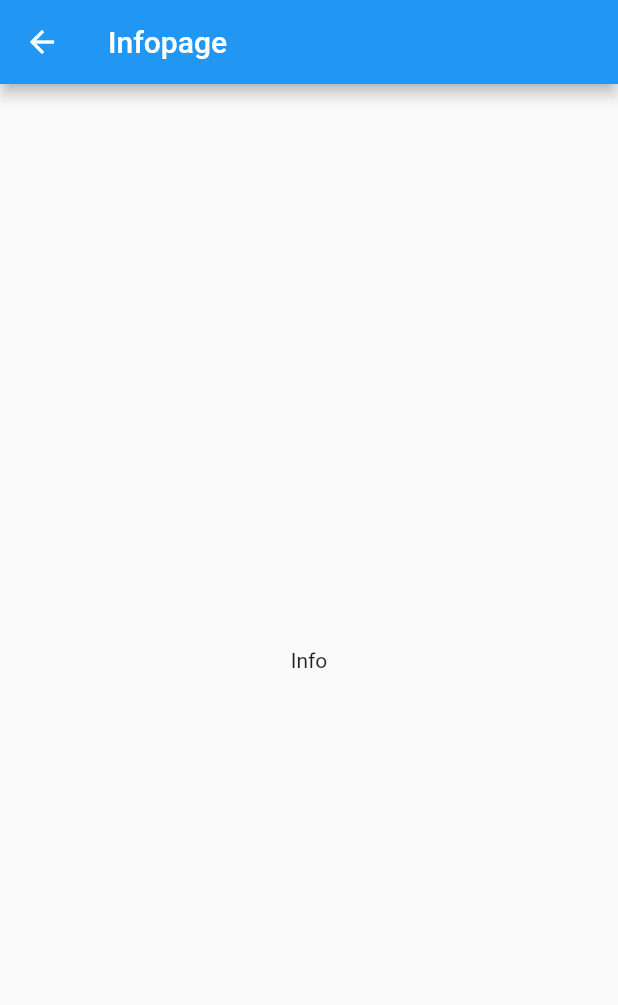
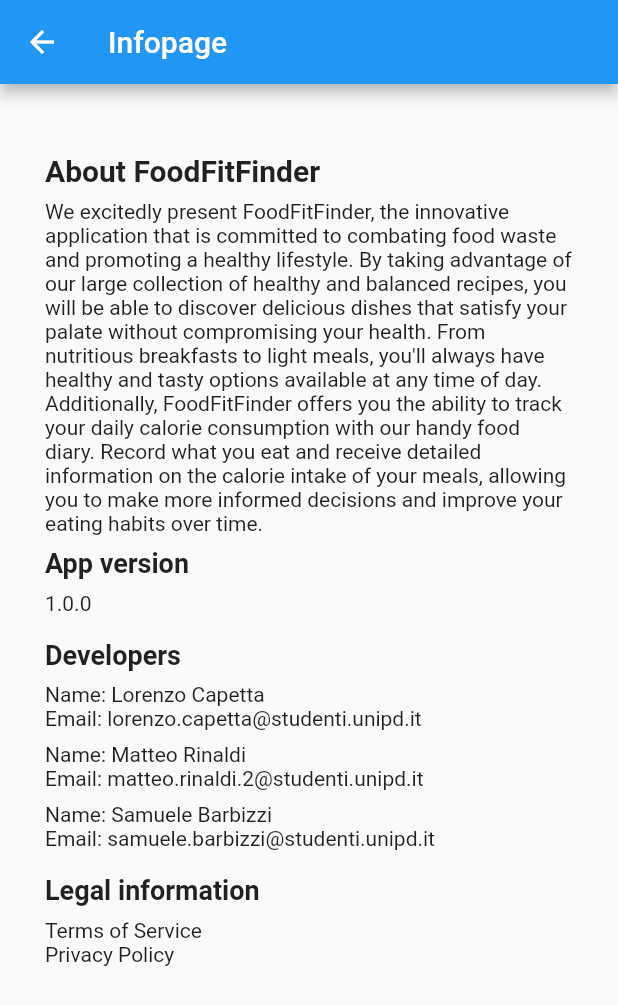
Before and after one commit to SamueleBarbizzi/Flutter-doctors, a Flutter app: the InfoPage screen opened directly, on a phone screen of 412 x 824 dp. Shown: the top 1005 px of the screen. Run offline on Flutter 3.47's test engine with Material 2 defaults, Android fonts, the phone set to English and light mode, and no system bars; our stand-ins replace flutter_login, material_design_icons_flutter.

Commit message:
InfoPage

```diff
--- a/lib/screens/infopage.dart
+++ b/lib/screens/infopage.dart
@@ -17,9 +17,73 @@ class InfoPage extends StatelessWidget {
             onPressed: () => Navigator.pop(context),
           ),
       ),
-      body: const Center(
-          child: Text('Info'),
+      body: const SingleChildScrollView(
+        child: Padding(
+        padding: EdgeInsets.all(30.0),
+
+        child: Column(
+          crossAxisAlignment: CrossAxisAlignment.start,
+          children: [
+          SizedBox(height: 16.0),
+            Text(
+              'About FoodFitFinder',
+              style: TextStyle(
+                fontSize: 20.0,
+                fontWeight: FontWeight.bold,
+              ),
+            ),
+
+          SizedBox(height: 8.0),
+            Text("We excitedly present FoodFitFinder, the innovative application that is committed to combating food waste and promoting a healthy lifestyle. By taking advantage of our large collection of healthy and balanced recipes, you will be able to discover delicious dishes that satisfy your palate without compromising your health. From nutritious breakfasts to light meals, you'll always have healthy and tasty options available at any time of day. Additionally, FoodFitFinder offers you the ability to track your daily calorie consumption with our handy food diary. Record what you eat and receive detailed information on the calorie intake of your meals, allowing you to make more informed decisions and improve your eating habits over time. "),
+
+              SizedBox(height: 8.0),
+              Text(
+              'App version',
+              style: TextStyle(
+                fontSize: 18.0,
+                fontWeight: FontWeight.bold,
+              ),
+            ),
+
+               SizedBox(height: 8.0),
+               Text('1.0.0'),
+
+            SizedBox(height: 16.0),
+            Text(
+              'Developers',
+              style: TextStyle(
+                fontSize: 18.0,
+                fontWeight: FontWeight.bold,
+              ),
+            ),
+
+            SizedBox(height: 8.0),
+            Text('Name: Lorenzo Capetta'),
+            Text('Email: lorenzo.capetta@studenti.unipd.it'),
+
+            SizedBox(height: 8.0),
+            Text('Name: Matteo Rinaldi'),
+            Text('Email: matteo.rinaldi.2@studenti.unipd.it'),
+
+            SizedBox(height: 8.0),
+            Text('Name: Samuele Barbizzi'),
+            Text('Email: samuele.barbizzi@studenti.unipd.it'),
+
+           SizedBox(height: 16.0),
+            Text(
+              'Legal information',
+              style: TextStyle(
+                fontSize: 18.0,
+                fontWeight: FontWeight.bold,
+              ),
+            ),
+            SizedBox(height: 8.0),
+            Text('Terms of Service'),
+            Text('Privacy Policy'),
+          ],
         ),
+        ),
+      ),
 
     );
   } //build
```
Also changed, not shown: pubspec.lock.
